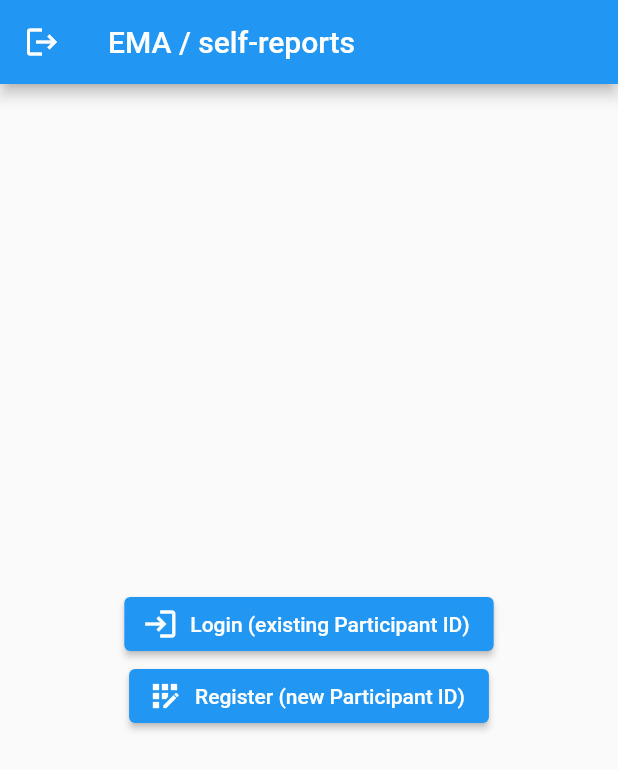
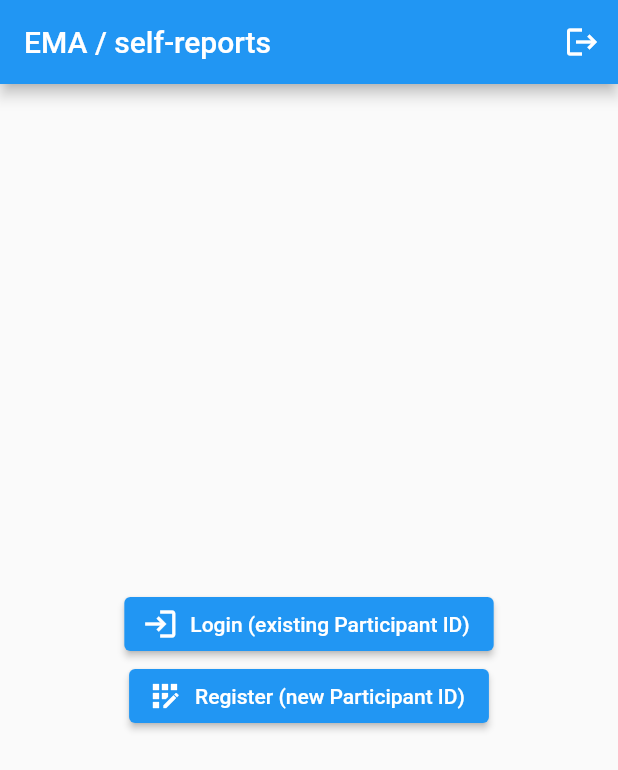
Before and after one commit to qobiljon/StressEmaApp, a Flutter app: the screen it shows after launch, on a phone screen of 412 x 824 dp. Shown: the top 770 px of the screen. Run offline on Flutter 3.47's test engine with Material 2 defaults, Android fonts, the phone set to English and light mode, and no system bars; our stand-ins replace fluttertoast, geolocator, shared_preferences.

Commit message:
adding logout button to main screen

```diff
--- a/lib/main.dart
+++ b/lib/main.dart
@@ -72,11 +72,12 @@ class _MyHomePageState extends State<MyHomePage> {
       return Scaffold(
         appBar: AppBar(
           title: Text(widget.title),
-          automaticallyImplyLeading: false,
-          leading: IconButton(
-            icon: Icon(Icons.logout),
-            onPressed: _logoutClick,
-          ),
+          actions: <Widget>[
+            IconButton(
+              icon: Icon(Icons.logout),
+              onPressed: _logoutClick,
+            )
+          ],
         ),
         body: Column(
           mainAxisSize: MainAxisSize.max,
```
